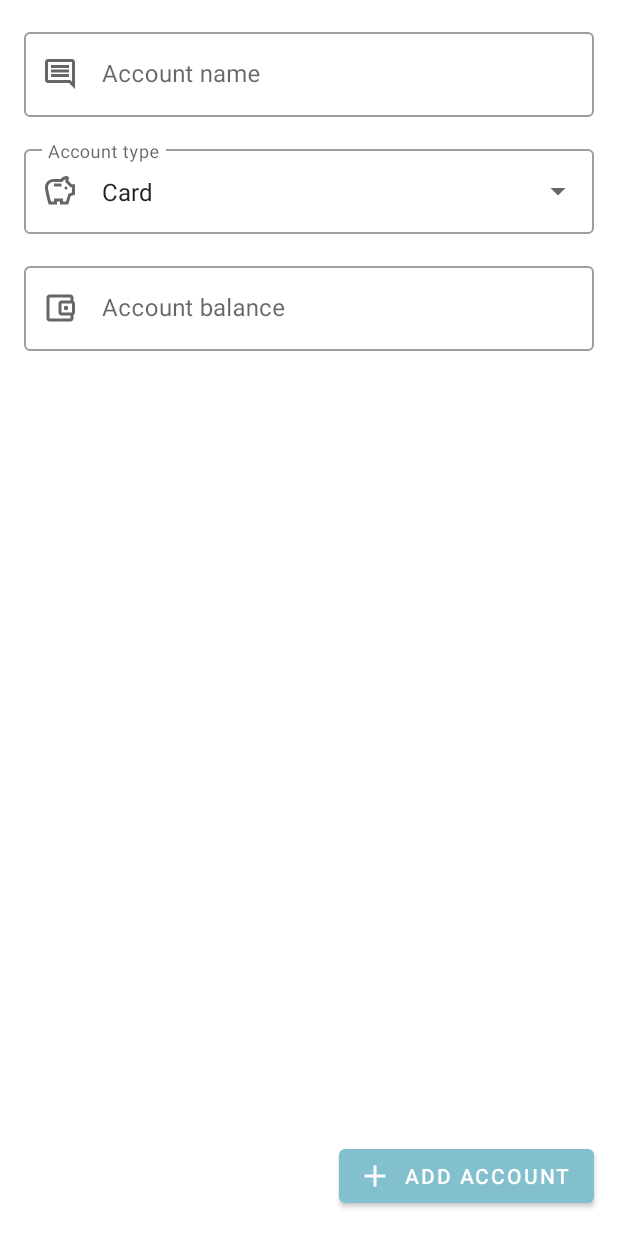
After one commit to HarukeyUA/FinTrack, an Android app: the AddMoneyStoreFragment screen opened through its navigation route, on a phone screen of 412 x 824 dp. The commit adds this screen. Run offline under Robolectric (Android 15) with nearby library versions, the phone set to English and light mode, and no system bars; our stand-ins replace Dagger/Hilt's generated code, Room's generated code, paging; 1 statement that could not run was skipped.

Commit message:
Implement account adding

```diff
--- /dev/null
+++ b/app/src/main/java/com/harukeyua/fintrack/AddMoneyStoreFragment.kt
@@ -0,0 +1,83 @@
+package com.harukeyua.fintrack
+
+import android.os.Bundle
+import android.view.LayoutInflater
+import android.view.View
+import android.view.ViewGroup
+import android.widget.ArrayAdapter
+import android.widget.AutoCompleteTextView
+import androidx.fragment.app.Fragment
+import androidx.fragment.app.viewModels
+import androidx.navigation.fragment.findNavController
+import com.harukeyua.fintrack.data.model.StoreType
+import com.harukeyua.fintrack.databinding.AddMoneyStoreFragmentBinding
+import dagger.hilt.android.AndroidEntryPoint
+
+
+@AndroidEntryPoint
+class AddMoneyStoreFragment : Fragment() {
+
+    private val viewModel: AddMoneyStoreViewModel by viewModels()
+    private var _binding: AddMoneyStoreFragmentBinding? = null
+    private val binding get() = _binding!!
+
+    override fun onCreateView(
+        inflater: LayoutInflater,
+        container: ViewGroup?,
+        savedInstanceState: Bundle?
+    ): View {
+        _binding = AddMoneyStoreFragmentBinding.inflate(inflater, container, false)
+
+        setupAutocompleteText()
+        subscribe()
+        setupListeners()
+
+        return binding.root
+    }
+
+    private fun setupAutocompleteText() {
+        val items =
+            listOf(
+                resources.getString(R.string.account_type_card),
+                resources.getString(R.string.account_type_wallet)
+            )
+        val adapter = ArrayAdapter(requireContext(), R.layout.list_select_item, items)
+        (binding.accountType.editText as AutoCompleteTextView).setAdapter(adapter)
+        (binding.accountType.editText as AutoCompleteTextView).setText(items[0], false)
+    }
+
+    private fun subscribe() {
+        viewModel.accountNameError.observe(viewLifecycleOwner) { status ->
+            binding.accountName.error = if (status) getString(R.string.account_name_error) else null
+        }
+
+        viewModel.navigateToOverview.observe(viewLifecycleOwner) { event ->
+            event.getContentIfNotHandled()?.let {
+                val action =
+                    AddMoneyStoreFragmentDirections.actionAddMoneyStoreFragmentToOverviewFragment()
+                findNavController().navigate(action)
+            }
+        }
+    }
+
+    private fun setupListeners() {
+        binding.accountBalanceText.filters = listOf(currencyInputFilter).toTypedArray()
+
+        binding.addButton.setOnClickListener {
+            val accountName = binding.accountName.editText?.text.toString()
+            val accountType =
+                when ((binding.accountType.editText as AutoCompleteTextView).text.toString()) {
+                    resources.getString(R.string.account_type_card) -> StoreType.CARD
+                    resources.getString(R.string.account_type_wallet) -> StoreType.CASH
+                    else -> StoreType.CARD
+                }
+            val accountBalance = binding.accountBalanceText.text.toString()
+            viewModel.addAccount(accountName, accountType, accountBalance)
+        }
+    }
+
+    override fun onDestroyView() {
+        super.onDestroyView()
+        _binding = null
+    }
+}
--- /dev/null
+++ b/app/src/main/java/com/harukeyua/fintrack/AddMoneyStoreViewModel.kt
@@ -0,0 +1,72 @@
+package com.harukeyua.fintrack
+
+import android.util.Log
+import androidx.lifecycle.LiveData
+import androidx.lifecycle.MutableLiveData
+import androidx.lifecycle.ViewModel
+import androidx.lifecycle.viewModelScope
+import com.harukeyua.fintrack.data.model.MoneyStore
+import com.harukeyua.fintrack.data.model.StoreType
+import com.harukeyua.fintrack.repos.FinEditRepo
+import dagger.hilt.android.lifecycle.HiltViewModel
+import kotlinx.coroutines.Dispatchers
+import kotlinx.coroutines.launch
+import kotlinx.coroutines.withContext
+import javax.inject.Inject
+
+@HiltViewModel
+class AddMoneyStoreViewModel @Inject constructor(private val finEditRepo: FinEditRepo) :
+    ViewModel() {
+
+    private val _accountNameError = MutableLiveData(false)
+    val accountNameError: LiveData<Boolean>
+        get() = _accountNameError
+
+    private val _accountBalanceError = MutableLiveData(false)
+    val accountBalanceError: LiveData<Boolean>
+        get() = _accountBalanceError
+
+    private val _navigateToOverview = MutableLiveData<Event<Unit>>()
+    val navigateToOverview: LiveData<Event<Unit>>
+        get() = _navigateToOverview
+
+    fun addAccount(accountName: String, accountType: StoreType, accountBalance: String) {
+        if (accountName.isEmpty()) {
+            _accountNameError.value = true
+            return
+        }
+        try {
+            val balance = convertToPenny(accountBalance)
+            Log.d("add", "balance: $balance")
+            viewModelScope.launch {
+                withContext(Dispatchers.IO) {
+                    finEditRepo.insertMoneyStore(
+                        MoneyStore(
+                            name = accountName,
+                            type = accountType,
+                            balance = balance
+                        )
+                    )
+                }
+                _navigateToOverview.value = Event(Unit)
+            }
+        } catch (e: NumberFormatException) {
+            _accountBalanceError.value = true
+        } catch (e: Exception) {
+            e.printStackTrace()
+        }
+
+    }
+
+    private fun convertToPenny(item: String): Long {
+        val dotPosition = item.indexOfFirst { it == ',' || it == '.' }
+        return if (item.contains("[.,]".toRegex()) && item.length - dotPosition == 3)
+            (item.replace("[.,]".toRegex(), "")).toLong()
+        else if (item.contains("[.,]".toRegex()) && item.length - dotPosition == 2)
+            (item.replace("[.,]".toRegex(), "0")).toLong()
+        else if (item.isNotEmpty())
+            item.plus("00").toLong()
+        else
+            0L
+    }
+}
--- a/app/src/main/java/com/harukeyua/fintrack/OverviewFragment.kt
+++ b/app/src/main/java/com/harukeyua/fintrack/OverviewFragment.kt
@@ -7,6 +7,7 @@ import android.view.ViewGroup
 import androidx.fragment.app.Fragment
 import androidx.fragment.app.viewModels
 import androidx.lifecycle.lifecycleScope
+import androidx.navigation.fragment.findNavController
 import com.harukeyua.fintrack.adapters.MoneyStoreListAdapter
 import com.harukeyua.fintrack.adapters.TransactionPagingAdapter
 import com.harukeyua.fintrack.databinding.OverviewFragmentBinding
@@ -34,7 +35,10 @@ class OverviewFragment : Fragment() {
     ): View {
         _binding = OverviewFragmentBinding.inflate(inflater, container, false)
 
-        moneyStoreListAdapter = MoneyStoreListAdapter()
+        moneyStoreListAdapter = MoneyStoreListAdapter() {
+            val action = OverviewFragmentDirections.actionOverviewFragmentToAddMoneyStoreFragment()
+            findNavController().navigate(action)
+        }
         binding.moneyStorePager.adapter = moneyStoreListAdapter
 
 
--- a/app/src/main/java/com/harukeyua/fintrack/OverviewViewModel.kt
+++ b/app/src/main/java/com/harukeyua/fintrack/OverviewViewModel.kt
@@ -10,7 +10,7 @@ import com.harukeyua.fintrack.data.FinDao
 import com.harukeyua.fintrack.data.model.MoneyStore
 import com.harukeyua.fintrack.data.model.Transaction
 import com.harukeyua.fintrack.data.model.TransactionType
-import com.harukeyua.fintrack.repos.FinRepo
+import com.harukeyua.fintrack.repos.FinInfoRepo
 import dagger.hilt.android.lifecycle.HiltViewModel
 import kotlinx.coroutines.*
 import kotlinx.coroutines.channels.Channel
@@ -18,14 +18,14 @@ import kotlinx.coroutines.flow.*
 import javax.inject.Inject
 
 @HiltViewModel
-class OverviewViewModel @Inject constructor(private val finRepo: FinRepo, private val dao: FinDao) :
+class OverviewViewModel @Inject constructor(private val finInfoRepo: FinInfoRepo, private val dao: FinDao) :
     ViewModel() {
 
     private val _selectedMoneyStore = MutableLiveData<MoneyStore?>()
 
-    val moneyStoreList = finRepo.moneyStoreList
+    val moneyStoreList = finInfoRepo.moneyStoreList
 
-    val transactionTypes = finRepo.typesList
+    val transactionTypes = finInfoRepo.typesList
 
     fun insert(transaction: Transaction) {
         viewModelScope.launch {
@@ -57,7 +57,7 @@ class OverviewViewModel @Inject constructor(private val finRepo: FinRepo, privat
     @ExperimentalCoroutinesApi
     val transactions = flowOf(
         clearListCh.receiveAsFlow().map { PagingData.empty() },
-        _selectedMoneyStore.asFlow().flatMapLatest { finRepo.transactionsListByStore(it?.id) }
+        _selectedMoneyStore.asFlow().flatMapLatest { finInfoRepo.transactionsListByStore(it?.id) }
             .cachedIn(viewModelScope)
     ).flattenMerge(2)
 
--- a/app/src/main/java/com/harukeyua/fintrack/Utils.kt
+++ b/app/src/main/java/com/harukeyua/fintrack/Utils.kt
@@ -2,10 +2,12 @@ package com.harukeyua.fintrack
 
 import android.content.Context
 import android.content.res.ColorStateList
+import android.text.InputFilter
 import android.util.TypedValue
 import androidx.annotation.AttrRes
 import androidx.annotation.ColorInt
 import androidx.appcompat.content.res.AppCompatResources
+import kotlin.math.roundToLong
 
 fun Context.getThemeColor(@AttrRes attribute: Int): ColorStateList = TypedValue().let {
     theme.resolveAttribute(
@@ -22,3 +24,14 @@ fun Context.getThemedColor(@AttrRes attribute: Int) =
         theme.resolveAttribute(attribute, it, true)
         it.data
     }
+
+val currencyInputFilter =
+    InputFilter { source, _, _, dest, _, _ ->
+        val decimalIndex = dest.indexOfFirst { it == ',' || it == '.' }
+        if (dest.length - decimalIndex > 2 && decimalIndex != -1)
+            ""
+        else if (source.contains("[.,]".toRegex()) && dest.isEmpty())
+            ""
+        else
+            null
+    }
--- a/app/src/main/java/com/harukeyua/fintrack/adapters/MoneyStoreListAdapter.kt
+++ b/app/src/main/java/com/harukeyua/fintrack/adapters/MoneyStoreListAdapter.kt
@@ -12,7 +12,7 @@ import com.harukeyua.fintrack.databinding.AddNewMoneyStoreItemBinding
 import com.harukeyua.fintrack.databinding.MoneyStoreCardItemBinding
 import com.harukeyua.fintrack.getThemedColor
 
-class MoneyStoreListAdapter :
+class MoneyStoreListAdapter(val onAddClick: () -> Unit) :
     ListAdapter<MoneyStore, RecyclerView.ViewHolder>(MoneyStoreDiffCallback()) {
 
     override fun submitList(list: List<MoneyStore>?) {
@@ -31,11 +31,13 @@ class MoneyStoreListAdapter :
     }
 
 
-    class AddStoreViewHolder(private val binding: AddNewMoneyStoreItemBinding) :
+    inner class AddStoreViewHolder(private val binding: AddNewMoneyStoreItemBinding) :
         RecyclerView.ViewHolder(binding.root) {
 
         fun bind() {
-
+            binding.root.setOnClickListener {
+                onAddClick()
+            }
         }
     }
 
@@ -58,8 +60,7 @@ class MoneyStoreListAdapter :
                 }
                 moneyStoreIcon.setImageResource(iconDrawable)
                 balanceDescription.setText(R.string.store_balance)
-                balanceAmount.text =
-                    root.context.getString(R.string.balance_amount, item.getConvertedBalance())
+                balanceAmount.text = item.getConvertedBalance()
                 storeName.text = item.name.trim()
             }
         }
--- /dev/null
+++ b/app/src/main/java/com/harukeyua/fintrack/repos/FinEditRepo.kt
@@ -0,0 +1,16 @@
+package com.harukeyua.fintrack.repos
+
+import com.harukeyua.fintrack.data.FinDao
+import com.harukeyua.fintrack.data.model.MoneyStore
+import kotlinx.coroutines.Dispatchers
+import kotlinx.coroutines.withContext
+import javax.inject.Inject
+
+class FinEditRepo @Inject constructor(private val dao: FinDao) {
+
+    suspend fun insertMoneyStore(item: MoneyStore) {
+        withContext(Dispatchers.IO) {
+            dao.insertMoneyStore(item)
+        }
+    }
+}
--- a/app/src/main/java/com/harukeyua/fintrack/repos/FinRepo.kt
+++ b/app/src/main/java/com/harukeyua/fintrack/repos/FinInfoRepo.kt
@@ -9,7 +9,7 @@ import com.harukeyua.fintrack.data.model.TransactionListItem
 import kotlinx.coroutines.flow.map
 import javax.inject.Inject
 
-class FinRepo @Inject constructor(private val dao: FinDao) {
+class FinInfoRepo @Inject constructor(private val dao: FinDao) {
 
     val moneyStoreList = dao.getMoneyStores()
 
--- /dev/null
+++ b/app/src/main/res/drawable/ic_add.xml
@@ -0,0 +1,10 @@
+<vector xmlns:android="http://schemas.android.com/apk/res/android"
+    android:width="24dp"
+    android:height="24dp"
+    android:viewportWidth="24"
+    android:viewportHeight="24"
+    android:tint="?attr/colorControlNormal">
+  <path
+      android:fillColor="@android:color/white"
+      android:pathData="M19,13h-6v6h-2v-6H5v-2h6V5h2v6h6v2z"/>
+</vector>
--- /dev/null
+++ b/app/src/main/res/drawable/ic_comment.xml
@@ -0,0 +1,11 @@
+<vector xmlns:android="http://schemas.android.com/apk/res/android"
+    android:width="24dp"
+    android:height="24dp"
+    android:viewportWidth="24"
+    android:viewportHeight="24"
+    android:tint="?attr/colorControlNormal"
+    android:autoMirrored="true">
+  <path
+      android:fillColor="@android:color/white"
+      android:pathData="M20,4v13.17L18.83,16L4,16L4,4h16m0,-2L4,2c-1.1,0 -2,0.9 -2,2v12c0,1.1 0.9,2 2,2h14l4,4L22,4c0,-1.1 -0.9,-2 -2,-2zM18,12L6,12v2h12v-2zM18,9L6,9v2h12L18,9zM18,6L6,6v2h12L18,6z"/>
+</vector>
--- /dev/null
+++ b/app/src/main/res/drawable/ic_savings.xml
@@ -0,0 +1,10 @@
+<vector xmlns:android="http://schemas.android.com/apk/res/android"
+    android:width="24dp"
+    android:height="24dp"
+    android:viewportWidth="24"
+    android:viewportHeight="24"
+    android:tint="?attr/colorControlNormal">
+  <path
+      android:fillColor="@android:color/white"
+      android:pathData="M15,10c0,-0.55 0.45,-1 1,-1s1,0.45 1,1c0,0.55 -0.45,1 -1,1S15,10.55 15,10zM8,9h5V7H8V9zM22,7.5v6.97l-2.82,0.94L17.5,21L12,21v-2h-2v2l-5.5,0C4.5,21 2,12.54 2,9.5S4.46,4 7.5,4l5,0c0.91,-1.21 2.36,-2 4,-2C17.33,2 18,2.67 18,3.5c0,0.21 -0.04,0.4 -0.12,0.58c-0.14,0.34 -0.26,0.73 -0.32,1.15l2.27,2.27H22zM20,9.5h-1L15.5,6c0,-0.65 0.09,-1.29 0.26,-1.91C14.79,4.34 14,5.06 13.67,6L7.5,6C5.57,6 4,7.57 4,9.5c0,1.88 1.22,6.65 2.01,9.5L8,19v-2h6v2l2.01,0l1.55,-5.15L20,13.03V9.5z"/>
+</vector>
--- /dev/null
+++ b/app/src/main/res/drawable/ic_wallet.xml
@@ -0,0 +1,13 @@
+<vector xmlns:android="http://schemas.android.com/apk/res/android"
+    android:width="24dp"
+    android:height="24dp"
+    android:viewportWidth="24"
+    android:viewportHeight="24"
+    android:tint="?attr/colorControlNormal">
+  <path
+      android:fillColor="@android:color/white"
+      android:pathData="M21,7.28V5c0,-1.1 -0.9,-2 -2,-2H5c-1.11,0 -2,0.9 -2,2v14c0,1.1 0.89,2 2,2h14c1.1,0 2,-0.9 2,-2v-2.28c0.59,-0.35 1,-0.98 1,-1.72V9c0,-0.74 -0.41,-1.37 -1,-1.72zM20,9v6h-7V9h7zM5,19V5h14v2h-6c-1.1,0 -2,0.9 -2,2v6c0,1.1 0.9,2 2,2h6v2H5z"/>
+  <path
+      android:fillColor="@android:color/white"
+      android:pathData="M16,12m-1.5,0a1.5,1.5 0,1 1,3 0a1.5,1.5 0,1 1,-3 0"/>
+</vector>
--- /dev/null
+++ b/app/src/main/res/layout/add_money_store_fragment.xml
@@ -0,0 +1,89 @@
+<?xml version="1.0" encoding="utf-8"?>
+<androidx.constraintlayout.widget.ConstraintLayout xmlns:android="http://schemas.android.com/apk/res/android"
+    xmlns:app="http://schemas.android.com/apk/res-auto"
+    xmlns:tools="http://schemas.android.com/tools"
+    android:layout_width="match_parent"
+    android:layout_height="match_parent"
+    tools:context=".AddMoneyStoreFragment">
+
+    <com.google.android.material.textfield.TextInputLayout
+        android:id="@+id/accountName"
+        style="@style/Widget.MaterialComponents.TextInputLayout.OutlinedBox"
+        android:layout_width="0dp"
+        android:layout_height="wrap_content"
+        android:layout_marginStart="@dimen/default_margin"
+        android:layout_marginTop="@dimen/default_margin"
+        android:layout_marginEnd="@dimen/default_margin"
+        android:hint="Account name"
+        app:layout_constraintEnd_toEndOf="parent"
+        app:layout_constraintStart_toStartOf="parent"
+        app:layout_constraintTop_toTopOf="parent"
+        app:startIconDrawable="@drawable/ic_comment">
+
+        <com.google.android.material.textfield.TextInputEditText
+            android:id="@+id/accountNameText"
+            android:layout_width="match_parent"
+            android:layout_height="wrap_content"
+            android:inputType="text|textCapSentences"
+            android:lines="1"
+            android:maxLength="20"
+            android:maxLines="1" />
+
+    </com.google.android.material.textfield.TextInputLayout>
+
+    <com.google.android.material.textfield.TextInputLayout
+        android:id="@+id/accountType"
+        style="@style/Widget.MaterialComponents.TextInputLayout.OutlinedBox.ExposedDropdownMenu"
+        android:layout_width="0dp"
+        android:layout_height="wrap_content"
+        android:layout_marginStart="@dimen/default_margin"
+        android:layout_marginTop="@dimen/default_margin"
+        android:layout_marginEnd="@dimen/default_margin"
+        android:hint="Account type"
+        app:layout_constraintEnd_toEndOf="parent"
+        app:layout_constraintStart_toStartOf="parent"
+        app:layout_constraintTop_toBottomOf="@id/accountName"
+        app:startIconDrawable="@drawable/ic_savings">
+
+        <AutoCompleteTextView
+            android:layout_width="match_parent"
+            android:layout_height="wrap_content"
+            android:inputType="none" />
+
+    </com.google.android.material.textfield.TextInputLayout>
+
+    <com.google.android.material.textfield.TextInputLayout
+        android:id="@+id/accountBalance"
+        style="@style/Widget.MaterialComponents.TextInputLayout.OutlinedBox"
+        android:layout_width="0dp"
+        android:layout_height="wrap_content"
+        android:layout_marginStart="@dimen/default_margin"
+        android:layout_marginTop="@dimen/default_margin"
+        android:layout_marginEnd="@dimen/default_margin"
+        android:hint="Account balance"
+        app:layout_constraintEnd_toEndOf="parent"
+        app:layout_constraintStart_toStartOf="parent"
+        app:layout_constraintTop_toBottomOf="@id/accountType"
+        app:startIconDrawable="@drawable/ic_wallet">
+
+        <com.google.android.material.textfield.TextInputEditText
+            android:id="@+id/accountBalanceText"
+            android:layout_width="match_parent"
+            android:layout_height="wrap_content"
+            android:inputType="numberDecimal" />
+
+    </com.google.android.material.textfield.TextInputLayout>
+
+    <Button
+        android:id="@+id/addButton"
+        style="@style/Widget.MaterialComponents.Button.Icon"
+        android:layout_width="wrap_content"
+        android:layout_height="wrap_content"
+        android:layout_marginEnd="@dimen/default_margin"
+        android:layout_marginBottom="@dimen/default_margin"
+        android:text="Add account"
+        app:icon="@drawable/ic_add"
+        app:layout_constraintBottom_toBottomOf="parent"
+        app:layout_constraintEnd_toEndOf="parent" />
+
+</androidx.constraintlayout.widget.ConstraintLayout>
--- a/app/src/main/res/layout/add_new_money_store_item.xml
+++ b/app/src/main/res/layout/add_new_money_store_item.xml
@@ -3,13 +3,14 @@
     xmlns:app="http://schemas.android.com/apk/res-auto"
     android:layout_width="match_parent"
     android:layout_height="match_parent"
+    android:layout_margin="@dimen/default_margin"
     android:clickable="true"
-    android:focusable="true"
-    android:layout_margin="16dp">
+    android:focusable="true">
 
     <ImageView
         android:layout_width="64dp"
         android:layout_height="64dp"
+        android:layout_gravity="center_vertical|center_horizontal"
         app:srcCompat="@drawable/ic_add_box" />
 
 </com.google.android.material.card.MaterialCardView>
--- a/app/src/main/res/navigation/nav_graph.xml
+++ b/app/src/main/res/navigation/nav_graph.xml
@@ -9,5 +9,18 @@
         android:id="@+id/overviewFragment"
         android:name="com.harukeyua.fintrack.OverviewFragment"
         android:label="overview_fragment"
-        tools:layout="@layout/overview_fragment" />
+        tools:layout="@layout/overview_fragment" >
+        <action
+            android:id="@+id/action_overviewFragment_to_addMoneyStoreFragment"
+            app:destination="@id/addMoneyStoreFragment" />
+    </fragment>
+    <fragment
+        android:id="@+id/addMoneyStoreFragment"
+        android:name="com.harukeyua.fintrack.AddMoneyStoreFragment"
+        android:label="add_money_store_fragment"
+        tools:layout="@layout/add_money_store_fragment" >
+        <action
+            android:id="@+id/action_addMoneyStoreFragment_to_overviewFragment"
+            app:destination="@id/overviewFragment" />
+    </fragment>
 </navigation>
--- a/app/src/main/res/values/strings.xml
+++ b/app/src/main/res/values/strings.xml
@@ -4,4 +4,7 @@
     <string name="store_balance">Balance</string>
     <string name="balance_amount">%.2f</string>
     <string name="transaction_amount">%.+2f</string>
+    <string name="account_type_card">Card</string>
+    <string name="account_type_wallet">Wallet</string>
+    <string name="account_name_error">Account name is required</string>
 </resources>
```
Also changed, not shown: app/src/main/java/com/harukeyua/fintrack/Event.kt (added, +18 -0 lines), app/src/main/java/com/harukeyua/fintrack/data/model/MoneyStore.kt (+7 -1 lines), app/src/main/res/drawable/ic_done_outline.xml (added, +10 -0 lines), app/src/main/res/layout/list_select_item.xml (added, +8 -0 lines).
